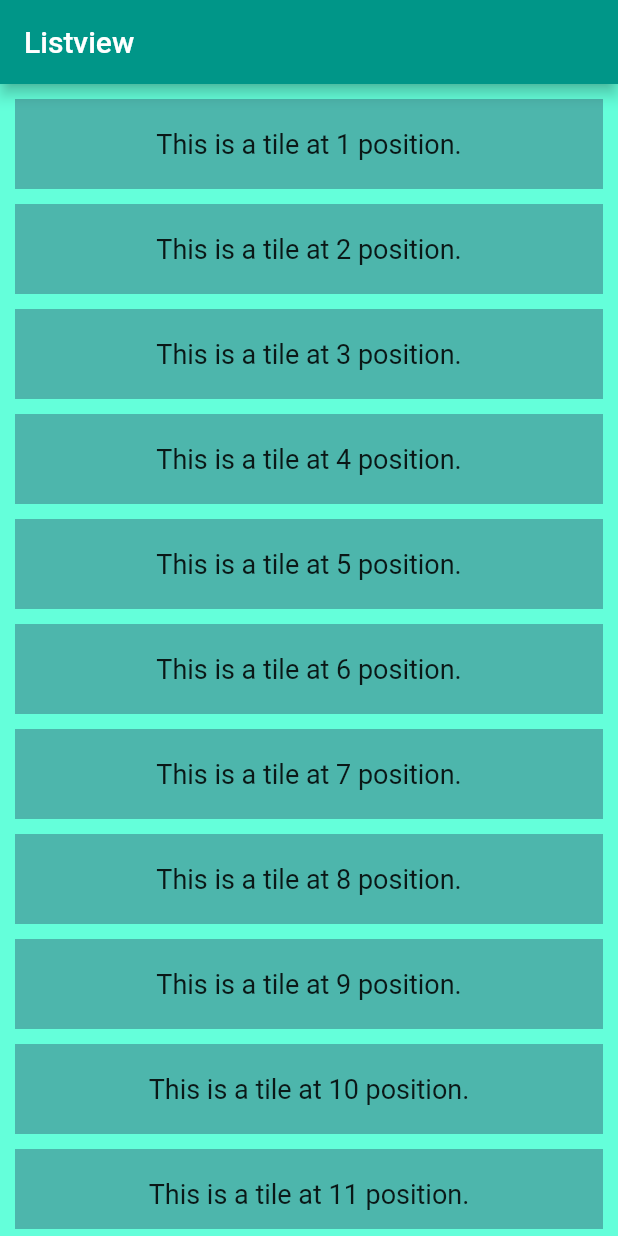
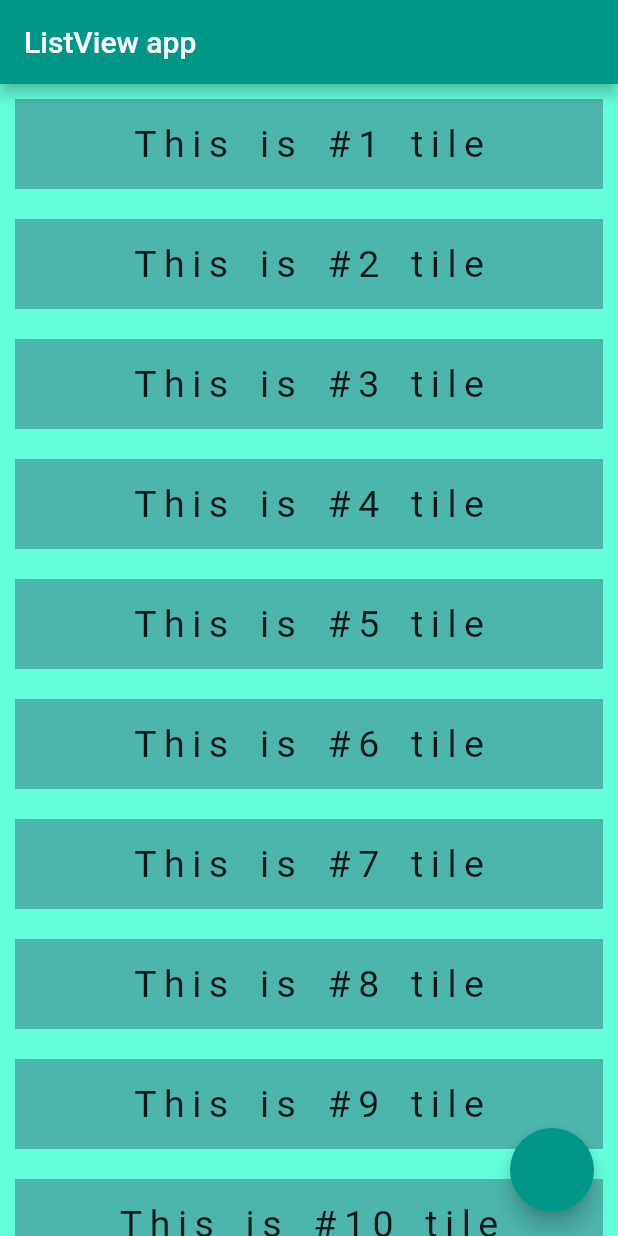
Before and after one commit to muiz6/flutter_zero_to_hero, a Flutter app: the screen it shows after launch, on a phone screen of 412 x 824 dp. Run offline on Flutter 3.47's test engine with Material 2 defaults, Android fonts, the light colour scheme and no system bars; our stand-ins replace audioplayers.

Commit message:
Updated main.dart

```diff
--- a/day_4/listview/lib/main.dart
+++ b/day_4/listview/lib/main.dart
@@ -1,41 +1,59 @@
 import 'package:flutter/material.dart';
 
-void main() {
-  runApp(Listview());
+void main() => runApp(MyApp());
+
+class MyApp extends StatelessWidget {
+  @override
+  Widget build(BuildContext context) {
+    return ListViewApp();
+  }
 }
 
-class Listview extends StatelessWidget {
+class ListViewApp extends StatefulWidget {
+  @override
+  _ListViewAppState createState() => _ListViewAppState();
+}
+
+class _ListViewAppState extends State<ListViewApp> {
+  Widget tile(String text) {
+    return Center(
+      child: Text(
+        text,
+        style: TextStyle(fontSize: 25, letterSpacing: 5, wordSpacing: 5),
+      ),
+    );
+  }
+
+  String str = "tile";
   @override
   Widget build(BuildContext context) {
     return MaterialApp(
-      debugShowCheckedModeBanner: false,
       home: Scaffold(
         appBar: AppBar(
+          title: Text("ListView app"),
           backgroundColor: Colors.teal,
-          title: Text("Listview"),
+        ),
+        floatingActionButton: FloatingActionButton(
+          backgroundColor: Colors.teal,
+          isExtended: true,
+          onPressed: () {
+            setState(() {
+              str = "item";
+            });
+          },
         ),
         backgroundColor: Colors.tealAccent,
-        body: Padding(
-          padding: EdgeInsets.all(5),
-          child: ListView.builder(
-            itemBuilder: (context, index) {
-              return Padding(
-                padding: EdgeInsets.all(5),
-                child: Container(
-                  height: 60,
-                  padding: EdgeInsets.all(10),
-                  color: Colors.teal[300],
-                  child: Center(
-                    child: Text(
-                      "This is a tile at ${index + 1} position.",
-                      style: TextStyle(fontSize: 18),
-                    ),
-                  ),
-                ),
-              );
-            },
-            itemCount: 100,
-          ),
+        body: ListView.builder(
+          itemCount: 1000,
+          itemBuilder: (context, index) {
+            return Container(
+              margin: EdgeInsets.all(10),
+              color: Colors.teal[300],
+              height: 60,
+              padding: EdgeInsets.all(10),
+              child: tile("This is #${index + 1} $str"),
+            );
+          },
         ),
       ),
     );
```
